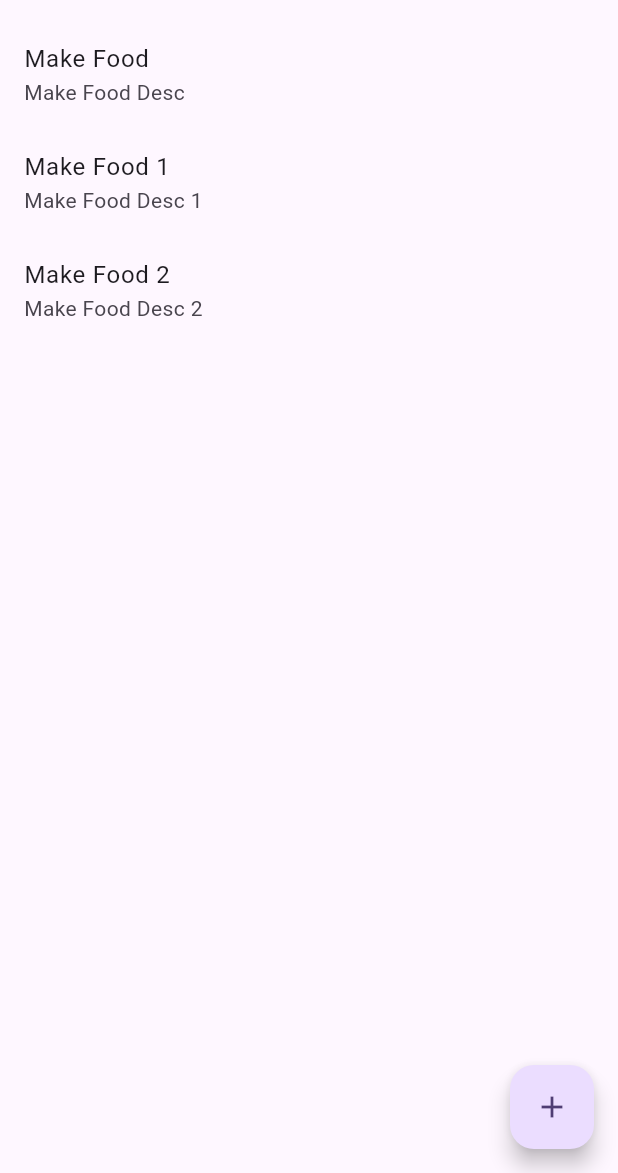
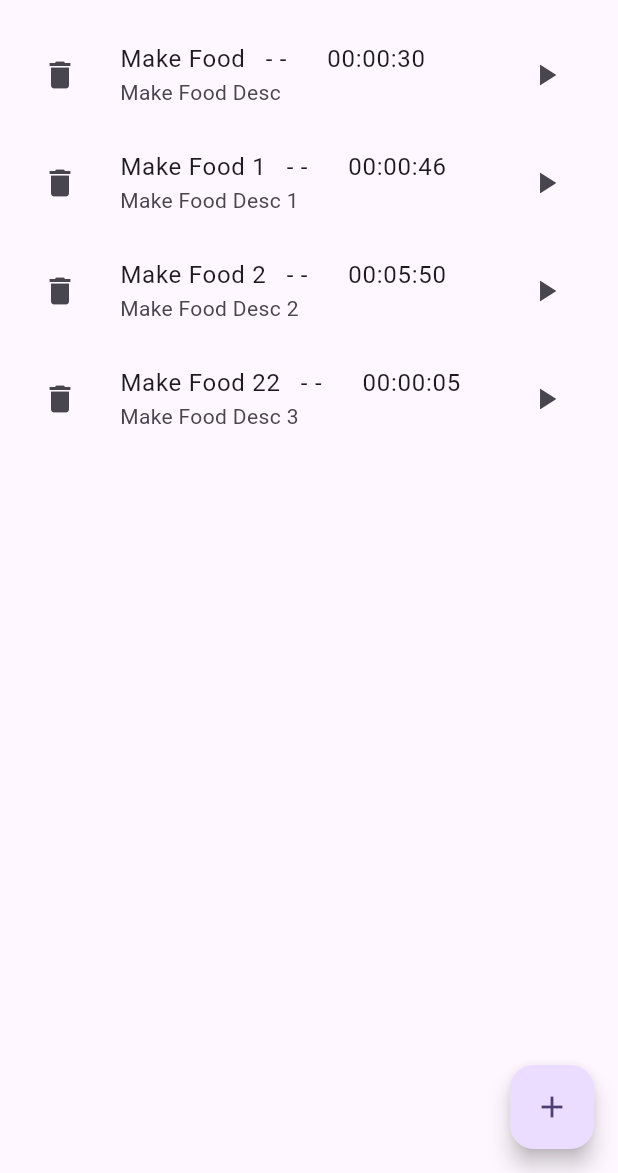
Before and after one commit to alokrpt/ipotato_timer, a Flutter app: the screen it shows after launch, on a phone screen of 412 x 824 dp, the part 63-1236 px from its top. Run offline on Flutter 3.47's test engine with Material 3 defaults, Android fonts, the phone set to English and light mode, and no system bars; our stand-ins replace either_dart, flutter_mobx, freezed_annotation, get_it, mobx; generated files the repository leaves out were written again.

Commit message:
timer pause and start buttons added

```diff
--- a/lib/src/features/task_item/presentation/store/task_item_store.dart
+++ b/lib/src/features/task_item/presentation/store/task_item_store.dart
@@ -1,10 +1,11 @@
 import 'dart:async';
 
 import 'package:either_dart/either.dart';
+import 'package:mobx/mobx.dart';
+
 import '../../../add_task/data/models/task_model.dart';
 import '../../domain/usecases/delete_task_use_case.dart';
 import '../../domain/usecases/update_task_use_case.dart';
-import 'package:mobx/mobx.dart';
 
 part 'task_item_store.g.dart';
 
@@ -40,8 +41,15 @@ abstract class _TaskItemStore with Store {
 
   @action
   void startTask() {
+    if (isFinished) {
+      pauseTask();
+      return;
+    }
     _timer = Timer.periodic(const Duration(seconds: 1), (timer) {
       remainingDuration -= const Duration(seconds: 1);
+      if (isFinished) {
+        pauseTask();
+      }
     });
   }
 
@@ -65,4 +73,23 @@ abstract class _TaskItemStore with Store {
       (success) => taskModel = updatedTask,
     );
   }
+
+  @computed
+  bool get isFinished => remainingDuration.inSeconds <= 0;
+
+  @computed
+  bool get isRunning => _timer != null && _timer!.isActive && !isFinished;
+
+  @computed
+  String get formattedTime {
+    final hours = remainingDuration.inHours;
+    final minutes = remainingDuration.inMinutes.remainder(60);
+    final remainingSeconds = remainingDuration.inSeconds.remainder(60);
+
+    String hoursStr = hours.toString().padLeft(2, '0');
+    String minutesStr = minutes.toString().padLeft(2, '0');
+    String secondsStr = remainingSeconds.toString().padLeft(2, '0');
+
+    return '$hoursStr:$minutesStr:$secondsStr';
+  }
 }
--- a/lib/src/features/task_item/presentation/widgets/task_item.dart
+++ b/lib/src/features/task_item/presentation/widgets/task_item.dart
@@ -1,4 +1,5 @@
 import 'package:flutter/material.dart';
+import 'package:flutter_mobx/flutter_mobx.dart';
 
 import '../store/task_item_store.dart';
 
@@ -13,9 +14,31 @@ class TaskItem extends StatelessWidget {
   final TaskItemStore taskStore;
   @override
   Widget build(BuildContext context) {
-    return ListTile(
-      title: Text(taskStore.taskModel.title),
-      subtitle: Text(taskStore.taskModel.description),
-    );
+    return Observer(builder: (_) {
+      return ListTile(
+        title: Text(
+            '${taskStore.taskModel.title}   - -      ${taskStore.formattedTime}'),
+        subtitle: Text(taskStore.taskModel.description),
+        leading: IconButton(
+          onPressed: () {
+            taskStore.completeTask();
+          },
+          icon: const Icon(Icons.delete),
+        ),
+        trailing: taskStore.isRunning
+            ? IconButton(
+                icon: const Icon(Icons.pause),
+                onPressed: () {
+                  taskStore.pauseTask();
+                },
+              )
+            : IconButton(
+                icon: const Icon(Icons.play_arrow),
+                onPressed: () {
+                  taskStore.startTask();
+                },
+              ),
+      );
+    });
   }
 }
--- a/lib/src/features/task_list/data/datasources/task_list_remote_data_source.dart
+++ b/lib/src/features/task_list/data/datasources/task_list_remote_data_source.dart
@@ -1,4 +1,5 @@
 import 'package:flutter/cupertino.dart';
+
 import '../../../../core/database/data_source_client.dart';
 import '../../../add_task/data/models/task_model.dart';
 
@@ -42,6 +43,14 @@ class TaskListRemoteDataSourceImpl implements TaskListRemoteDataSource {
         isCompleted: false,
         isRunning: false,
       ),
+      const TaskModel(
+        id: 222,
+        title: 'Make Food 22',
+        description: 'Make Food Desc 3',
+        duration: Duration(seconds: 5),
+        isCompleted: false,
+        isRunning: false,
+      ),
     ];
   }
 }
--- a/lib/src/features/task_list/presentation/pages/task_list_screen.dart
+++ b/lib/src/features/task_list/presentation/pages/task_list_screen.dart
@@ -1,9 +1,10 @@
 import 'package:flutter/material.dart';
 import 'package:flutter_mobx/flutter_mobx.dart';
-import '../../../task_item/presentation/widgets/task_item.dart';
+import 'package:ipotato_timer/src/features/task_item/presentation/store/task_item_store.dart';
 
 import '../../../../core/dependency_injection/injection_container.dart';
 import '../../../add_task/presentation/pages/add_task_dialog.dart';
+import '../../../task_item/presentation/widgets/task_item.dart';
 import '../store/task_list_store.dart';
 
 class TaskListScreen extends StatelessWidget {
@@ -48,7 +49,10 @@ class TaskListScreen extends StatelessWidget {
               final task = taskListStore.tasks[index];
               return TaskItem(
                 task: task,
-                taskStore: sl(),
+                taskStore: TaskItemStore(
+                  deleteTaskUseCase: sl(),
+                  updateTaskUseCase: sl(),
+                ),
               );
             },
           );
```
